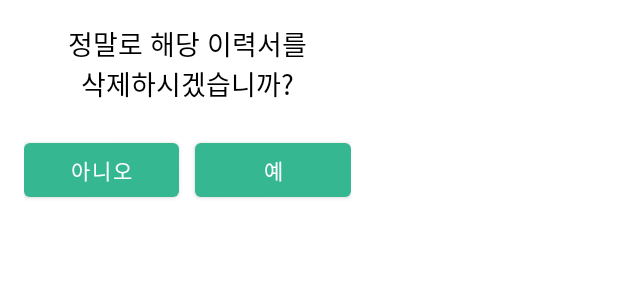
After one commit to k-r-1/hanium-keepwork, an Android app: the layout dialog_confirm_delete.xml on its own in the app's theme, with its tools: preview values and no code run, on a phone screen of 412 x 824 dp. The commit adds this screen. Shown: the top 300 px of the screen. Run offline under Robolectric (Android 15) with nearby library versions, the phone set to English and light mode, and no system bars.

Commit message:
이력서 삭제 버튼 클릭시 한 번 더 되묻도록하는 dialog_confirm_delete.xml 창 생성

```diff
--- a/app/src/main/java/com/example/a23_hf069/ResumeFragment.kt
+++ b/app/src/main/java/com/example/a23_hf069/ResumeFragment.kt
@@ -1,4 +1,5 @@
 import android.annotation.SuppressLint
+import android.app.AlertDialog
 import android.content.Intent
 import android.os.Bundle
 import android.os.Handler
@@ -250,6 +251,11 @@ class ResumeFragment : Fragment() {
             return
         }
 
+        // 다이얼로그를 생성하고 설정
+        val alertDialogBuilder = AlertDialog.Builder(requireContext())
+        alertDialogBuilder.setMessage("정말로 삭제하시겠습니까?")
+        alertDialogBuilder.setPositiveButton("네") { _, _ ->
+            // "네"를 눌렀을 때 서버에서 이력서 데이터 삭제 요청
             val phpUrl = "http://$IP_ADDRESS/android_resume_delete.php"
             val requestBody = FormBody.Builder()
                 .add("personal_id", userId)
@@ -292,6 +298,16 @@ class ResumeFragment : Fragment() {
                     }
                 }
             })
+        }
+        alertDialogBuilder.setNegativeButton("아니오") { dialog, _ ->
+            // "아니오"를 눌렀을 때 다이얼로그를 닫고 아무 작업도 하지 않음
+            dialog.dismiss()
+        }
+
+        // 다이얼로그를 표시
+        val alertDialog = alertDialogBuilder.create()
+        alertDialog.show()
+
     }
 
     // 이력서 데이터 클래스
--- a/app/src/main/res/layout/activity_resume_click.xml
+++ b/app/src/main/res/layout/activity_resume_click.xml
@@ -114,6 +114,7 @@
                         android:background="@null"
                         android:hint="이력서의 제목을 입력하세요"
                         android:textAlignment="center"
+                        android:textColor="@color/black"
                         android:textSize="20dp" />
 
                     <TextView
--- /dev/null
+++ b/app/src/main/res/layout/dialog_confirm_delete.xml
@@ -0,0 +1,42 @@
+<?xml version="1.0" encoding="utf-8"?>
+<LinearLayout xmlns:android="http://schemas.android.com/apk/res/android"
+    android:layout_width="250dp"
+    android:layout_height="wrap_content"
+    android:orientation="vertical"
+    android:padding="16dp">
+
+    <TextView
+        android:id="@+id/textViewMessage"
+        android:layout_width="wrap_content"
+        android:layout_height="wrap_content"
+        android:layout_gravity="center"
+        android:layout_marginBottom="20dp"
+        android:gravity="center"
+        android:text="정말로 해당 이력서를\n삭제하시겠습니까?"
+        android:textColor="@android:color/black"
+        android:textSize="18sp" />
+
+    <LinearLayout
+        android:layout_width="match_parent"
+        android:layout_height="wrap_content"
+        android:gravity="center"
+        android:orientation="horizontal">
+
+        <Button
+            android:id="@+id/buttonNo"
+            android:layout_width="wrap_content"
+            android:layout_height="wrap_content"
+            android:layout_marginRight="5dp"
+            android:layout_weight="1"
+            android:text="아니오" />
+
+        <Button
+            android:id="@+id/buttonYes"
+            android:layout_width="wrap_content"
+            android:layout_height="wrap_content"
+            android:layout_marginLeft="5dp"
+            android:layout_weight="1"
+            android:text="예" />
+    </LinearLayout>
+
+</LinearLayout>
```
Lines whose indentation alone changed are shown as unchanged.
